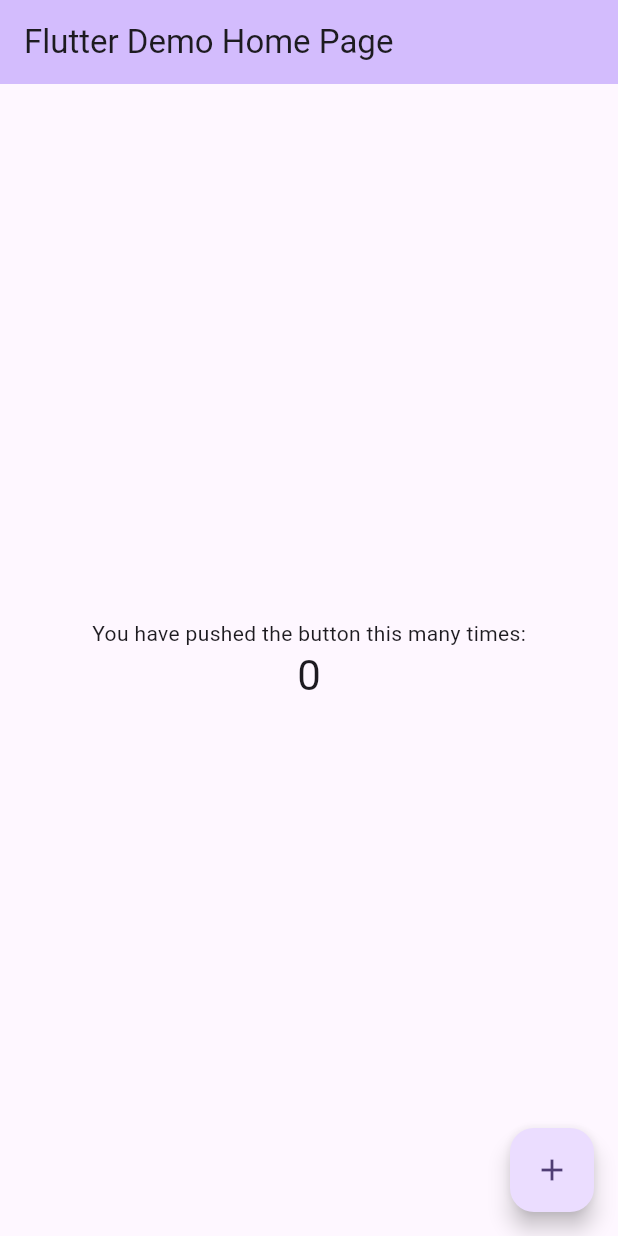
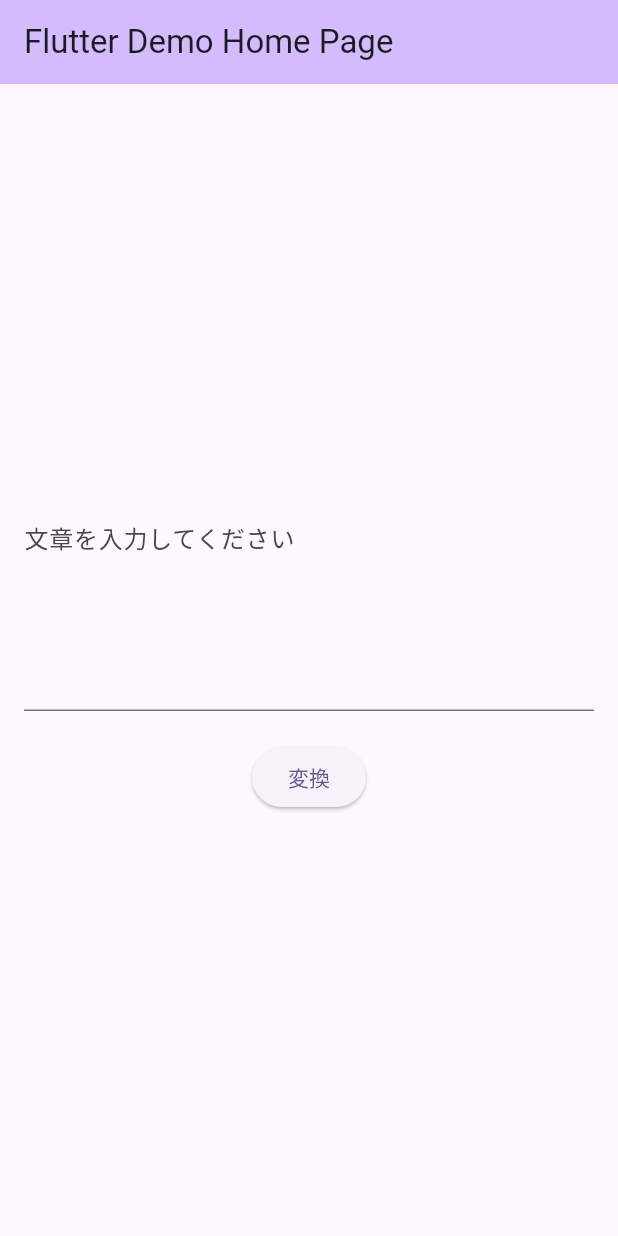
Before and after one commit to NepiaaaaN/hiragana_converter, a Flutter app: the screen it shows after launch, on a phone screen of 412 x 824 dp. Run offline on Flutter 3.47's test engine with Material 3 defaults, Android fonts, the phone set to English and light mode, and no system bars.

Commit message:
Add layout for InputForm

```diff
--- /dev/null
+++ b/lib/input_form.dart
@@ -0,0 +1,33 @@
+import 'package:flutter/material.dart';
+
+class InputForm extends StatefulWidget {
+  const InputForm({super.key});
+
+  @override
+  State<InputForm> createState() => _InputFormState();
+}
+
+class _InputFormState extends State<InputForm> {
+  @override
+  Widget build(BuildContext context) {
+    return Column(
+      mainAxisAlignment: MainAxisAlignment.center,
+      children: [
+        const Padding(
+          padding: EdgeInsets.symmetric(horizontal: 16),
+          child: TextField(
+            maxLines: 5,
+            decoration: InputDecoration(hintText: '文章を入力してください'),
+          ),
+        ),
+        const SizedBox(height: 20),
+        ElevatedButton(
+          onPressed: () {},
+          child: const Text(
+            '変換',
+          ),
+        ),
+      ],
+    );
+  }
+}
--- a/lib/main.dart
+++ b/lib/main.dart
@@ -1,4 +1,5 @@
 import 'package:flutter/material.dart';
+import 'package:hiragana_converter/input_form.dart';
 
 void main() {
   runApp(const MyApp());
@@ -45,25 +46,8 @@ class _HomeScreenState extends State<HomeScreen> {
         backgroundColor: Theme.of(context).colorScheme.inversePrimary,
         title: Text(widget.title),
       ),
-      body: Center(
-        child: Column(
-          mainAxisAlignment: MainAxisAlignment.center,
-          children: <Widget>[
-            const Text(
-              'You have pushed the button this many times:',
-            ),
-            Text(
-              '$_counter',
-              style: Theme.of(context).textTheme.headlineMedium,
-            ),
-          ],
-        ),
-      ),
-      floatingActionButton: FloatingActionButton(
-        onPressed: _incrementCounter,
-        tooltip: 'Increment',
-        child: const Icon(Icons.add),
-      ), // This trailing comma makes auto-formatting nicer for build methods.
+      body:
+          const InputForm(), // This trailing comma makes auto-formatting nicer for build methods.
     );
   }
 }
```
